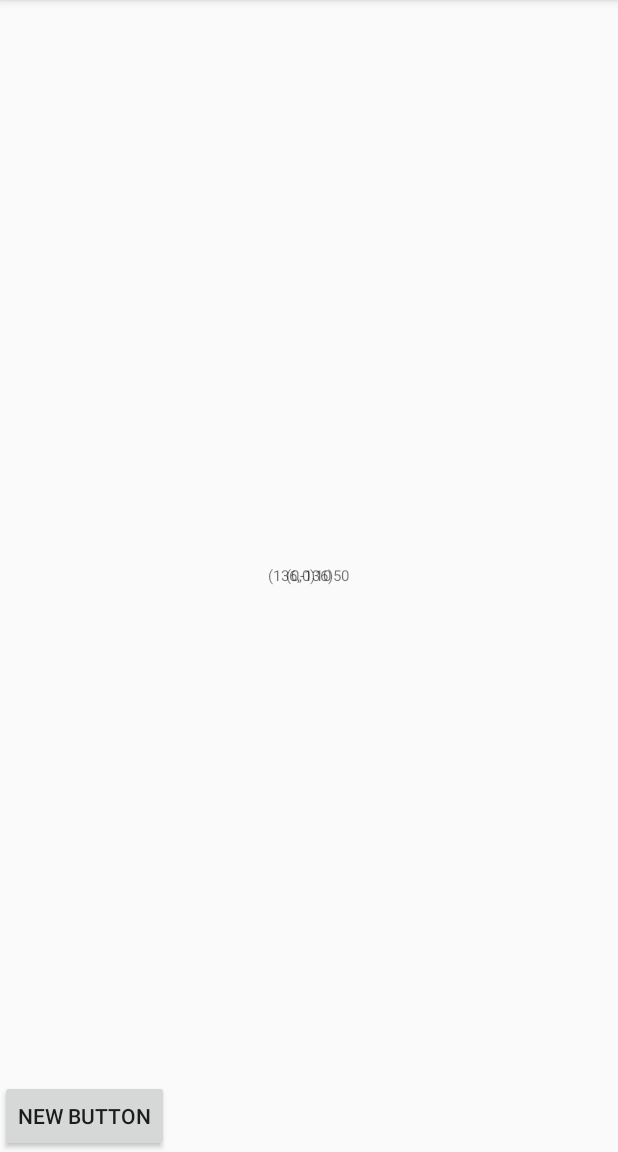
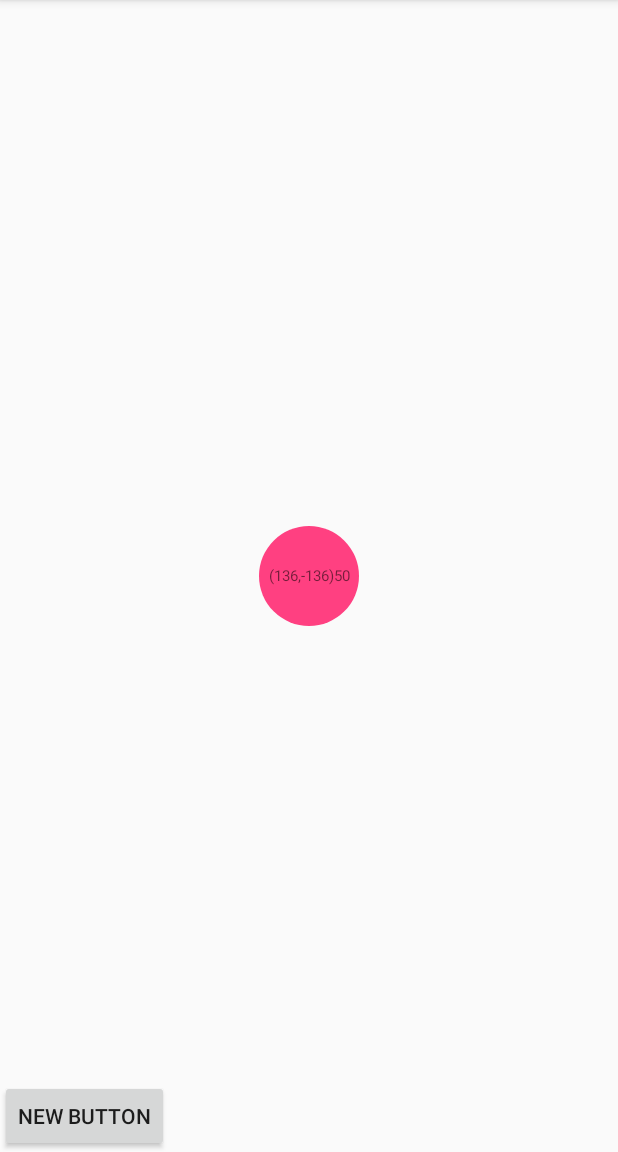
Before and after one commit to HappyImp/MagnetonView, an Android app: the screen it shows after launch (MainActivity), after a tap on "NEW BUTTON", on a phone screen of 412 x 824 dp, the part 84-1236 px from its top. Run offline under Robolectric (Android 15) with nearby library versions, the phone set to English and light mode, and no system bars; our stand-ins replace ButterKnife; libraries missing offline, so code that uses them is left out: com.nineoldandroids.animation; 2 statements that could not run were skipped.

Commit message:
子View提交

```diff
--- a/app/src/main/java/com/person/kyluzoi/magnetonview/view/MagneText.java
+++ b/app/src/main/java/com/person/kyluzoi/magnetonview/view/MagneText.java
@@ -3,6 +3,8 @@ package com.person.kyluzoi.magnetonview.view;
 import android.content.Context;
 import android.util.AttributeSet;
 import android.widget.TextView;
+
+import com.person.kyluzoi.magnetonview.R;
 
 /**
  * Created by Zoi.
@@ -17,9 +19,16 @@ public class MagneText extends TextView {
 
     public MagneText(Context context) {
         super(context);
+        initSetView(null);
     }
 
     public MagneText(Context context, AttributeSet attrs) {
         super(context, attrs);
+        initSetView(attrs);
+
+    }
+
+    private void initSetView(AttributeSet attrs) {
+        this.setBackground(getResources().getDrawable(R.drawable.bg_circle));
     }
 }
--- a/app/src/main/java/com/person/kyluzoi/magnetonview/view/MagnetonView.java
+++ b/app/src/main/java/com/person/kyluzoi/magnetonview/view/MagnetonView.java
@@ -32,7 +32,7 @@ public class MagnetonView extends FrameLayout {
     int mOutsideMAX = 300; //定义最高偏移半径
     ArrayList<TextView> mCircles = new ArrayList<>();
     ArrayList<CircleViewPoint> mCirclesDatas = new ArrayList<>();
-    CircleViewPoint mCenterPoint = new CircleViewPoint(0, 0, mCircleR);
+    CircleViewPoint mCenterPoint = new CircleViewPoint(0, 0, mCenterR);
 
 
     public MagnetonView(Context context) {
@@ -52,12 +52,6 @@ public class MagnetonView extends FrameLayout {
 
     private void initSetViews(AttributeSet attrs) {
         addObzData(mCenterPoint);
-//        CircleViewPoint cir111=new CircleViewPoint(20,200,10);
-//        CircleViewPoint cir11=new CircleViewPoint(5,-50,10);
-//        CircleViewPoint cir1=new CircleViewPoint(7,60,10);
-//        addObzData(cir1);
-//        addObzData(cir11);
-//        addObzData(cir111);
     }
 
 
@@ -97,6 +91,8 @@ public class MagnetonView extends FrameLayout {
         }
         catch (StackOverflowError e)
         {
+
+            // TODO: 2016/7/2 这里可以做减小半径的操作 然后递归
 //            Toast.makeText(getContext(), "出不来了", Toast.LENGTH_SHORT).show();
             Log.d("MagnetonView", "出不来了");
         }
@@ -104,8 +100,8 @@ public class MagnetonView extends FrameLayout {
 
     public void addObzData(CircleViewPoint circle) {
         mCirclesDatas.add(circle);
-        TextView view = new TextView(getContext());
-        LayoutParams lytp = new LayoutParams(LayoutParams.WRAP_CONTENT, LayoutParams.WRAP_CONTENT, Gravity.CENTER);
+        MagneText view = new MagneText(getContext());
+        LayoutParams lytp = new LayoutParams(circle.getCircleR()*2, circle.getCircleR()*2, Gravity.CENTER);
         view.setText(circle.toString());
         view.setGravity(Gravity.CENTER);
         view.setTextSize(10);
--- /dev/null
+++ b/app/src/main/res/drawable/bg_circle.xml
@@ -0,0 +1,9 @@
+<?xml version="1.0" encoding="utf-8"?>
+<shape xmlns:android="http://schemas.android.com/apk/res/android">
+
+    <solid android:color="@color/colorAccent"/>
+
+    <corners android:radius="90dp"/>
+
+
+</shape>
```
